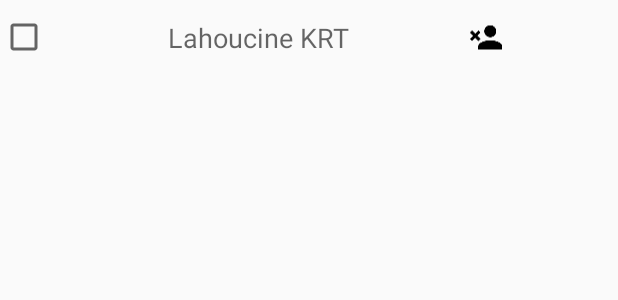
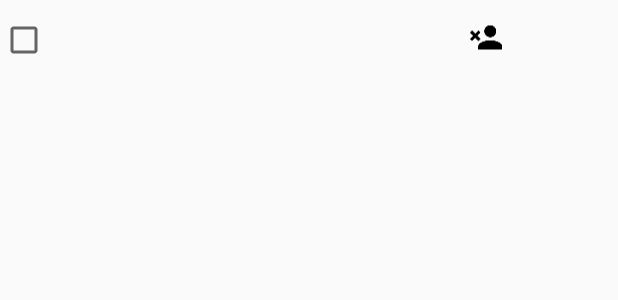
Before and after one commit to LeSpotBouygues/nfc-bracelet-android, an Android app: the layout item_companion.xml on its own in the app's theme, with its tools: preview values and no code run, on a phone screen of 412 x 824 dp. Shown: the top 300 px of the screen. Run offline under Robolectric (Android 15) with nearby library versions, the phone set to English and light mode, and no system bars.

```diff
--- a/app/src/main/res/layout/item_companion.xml
+++ b/app/src/main/res/layout/item_companion.xml
@@ -5,14 +5,13 @@
 
     <CheckBox
         android:layout_width="wrap_content"
-        android:layout_height="match_parent"
+        android:layout_height="wrap_content"
         android:id="@+id/checkBox" />
 
     <TextView
         android:layout_width="280dp"
         android:layout_height="match_parent"
         android:textAppearance="?android:attr/textAppearanceMedium"
-        android:text="Lahoucine KRT"
         android:id="@+id/companionName"
         android:layout_gravity="top|center_horizontal"
         android:gravity="center" />
--- a/app/src/main/res/values/colors.xml
+++ b/app/src/main/res/values/colors.xml
@@ -2,5 +2,5 @@
 <resources>
     <color name="colorPrimary">#3F51B5</color>
     <color name="colorPrimaryDark">#303F9F</color>
-    <color name="colorAccent">#FF4081</color>
+    <color name="colorAccent">#40FF81</color>
 </resources>
```
Also changed, not shown: app/src/main/java/com/example/tristan/nfcbracelet/adapters/CompanionAdapter.java (+32 -2 lines), app/src/main/java/com/example/tristan/nfcbracelet/fragments/CompanionsFragment.java (+5 -14 lines).
